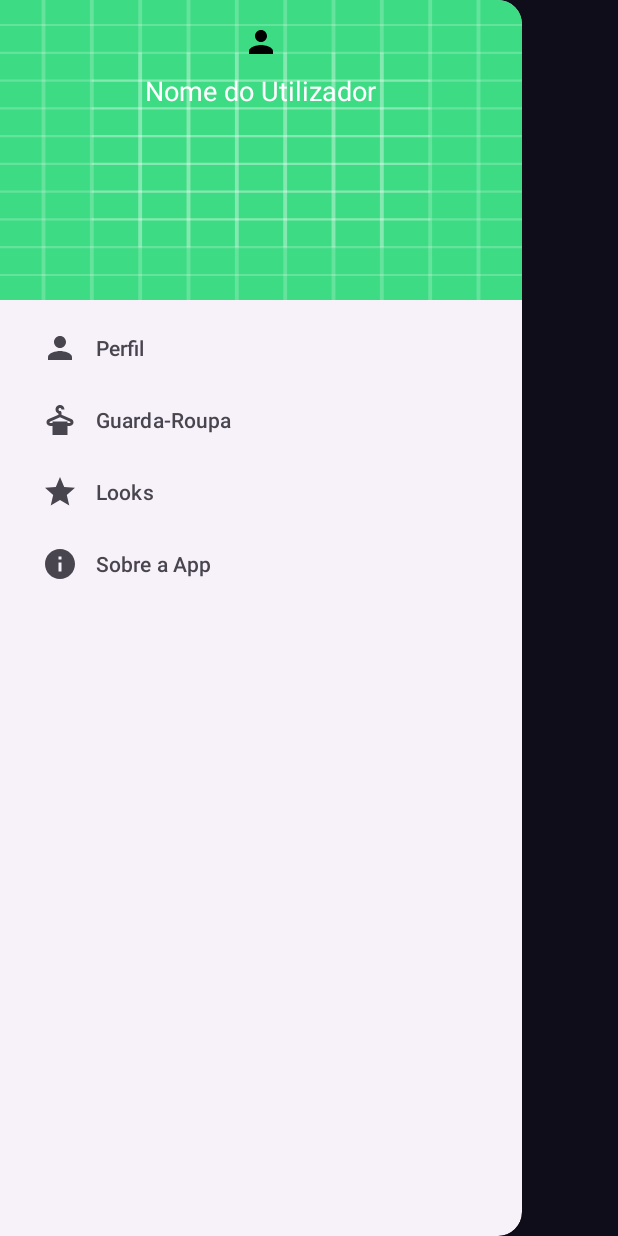
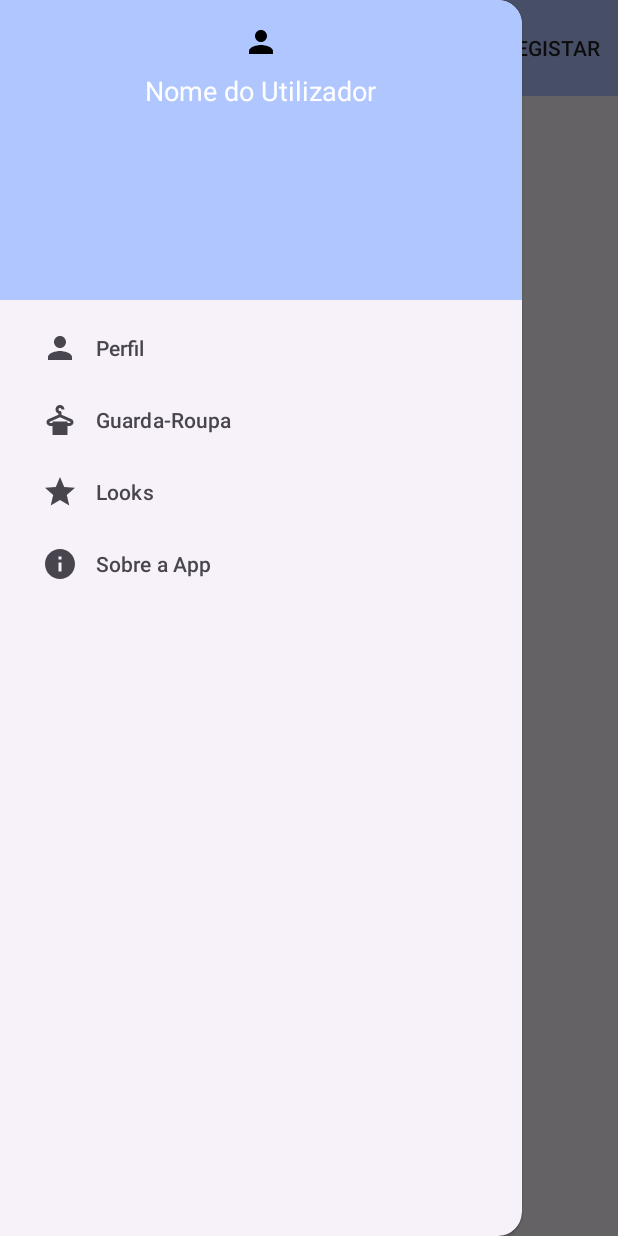
Before and after one commit to Aluno24845/Realcloset, an Android app built with Jetpack Compose: the screen it shows after launch (MainActivity), with the side drawer open, on a phone screen of 412 x 824 dp. Run offline under Robolectric (Android 15) with nearby library versions, the phone set to English and light mode, and no system bars.

Commit message:
Criação de páginas de Login e Registo

```diff
--- a/app/build.gradle.kts
+++ b/app/build.gradle.kts
@@ -33,6 +33,7 @@ android {
     kotlinOptions {
         jvmTarget = "1.8"
     }
+    buildToolsVersion = "35.0.0"
 }
 
 dependencies {
@@ -42,6 +43,7 @@ dependencies {
     implementation(libs.material)
     implementation(libs.androidx.activity)
     implementation(libs.androidx.constraintlayout)
+    implementation(libs.androidx.material3.android)
     testImplementation(libs.junit)
     androidTestImplementation(libs.androidx.junit)
     androidTestImplementation(libs.androidx.espresso.core)
--- a/app/src/main/java/pt/ipt/dam/realcloset/MainActivity.kt
+++ b/app/src/main/java/pt/ipt/dam/realcloset/MainActivity.kt
@@ -1,6 +1,9 @@
 package pt.ipt.dam.realcloset
 
+import android.content.Intent
 import android.os.Bundle
+import android.view.Menu
+import android.view.MenuItem
 import androidx.appcompat.app.ActionBarDrawerToggle
 import androidx.appcompat.app.AppCompatActivity
 import androidx.drawerlayout.widget.DrawerLayout
@@ -16,6 +19,9 @@ class MainActivity : AppCompatActivity() {
 
         // Configurar a Toolbar
         setSupportActionBar(findViewById(R.id.toolbar))
+
+        // Remover o título da aplicação na Toolbar
+        supportActionBar?.setDisplayShowTitleEnabled(false)
 
         // Inicializar o DrawerLayout e o NavigationView
         drawerLayout = findViewById(R.id.drawer_layout)
@@ -64,12 +70,36 @@ class MainActivity : AppCompatActivity() {
             true
         }
 
-        // Carregar o fragmento de guarda-roupa (ou outro por padrão) quando a app iniciar
+        // Carregar o fragmento do Sobre (ou outro por padrão) quando a app iniciar
         if (savedInstanceState == null) {
-            val fragment = ClosetFragment()
+            val fragment = AboutFragment()
             supportFragmentManager.beginTransaction()
                 .replace(R.id.fragment_container, fragment)
                 .commit()
         }
     }
+
+    override fun onCreateOptionsMenu(menu: Menu?): Boolean {
+        menuInflater.inflate(R.menu.toolbar_menu, menu) // Inflar o menu na Toolbar
+        return true
+    }
+
+    override fun onOptionsItemSelected(item: MenuItem): Boolean {
+        return when (item.itemId) {
+            R.id.action_login -> {
+                // Ação para o botão Login
+                // Por exemplo, abrir a página de Login
+                val intent = Intent(this, LoginActivity::class.java)
+                startActivity(intent)
+                true
+            }
+            R.id.action_register -> {
+                // Ação para o botão Registar
+                val intent = Intent(this, RegisterActivity::class.java)
+                startActivity(intent)
+                true
+            }
+            else -> super.onOptionsItemSelected(item)
+        }
+    }
 }
--- a/app/src/main/res/layout/activity_main.xml
+++ b/app/src/main/res/layout/activity_main.xml
@@ -7,29 +7,26 @@
     android:layout_height="match_parent"
     tools:context=".MainActivity">
 
-    <!-- Toolbar -->
-    <androidx.appcompat.widget.Toolbar
-        android:id="@+id/toolbar"
+    <!-- Conteúdo Principal -->
+    <LinearLayout
         android:layout_width="match_parent"
-        android:layout_height="wrap_content"
-        android:background="?attr/colorPrimary"
-        android:title="Real Closet"
-        android:titleTextColor="#FFFFFF" />
+        android:layout_height="match_parent"
+        android:orientation="vertical">
 
+        <!-- Toolbar -->
+        <androidx.appcompat.widget.Toolbar
+            android:id="@+id/toolbar"
+            android:layout_width="match_parent"
+            android:layout_height="?attr/actionBarSize"
+            android:background="@color/material_dynamic_primary80"
+            app:popupTheme="@style/ThemeOverlay.AppCompat.Light" />
 
-
-    <!-- Conteúdo Principal -->
-    <androidx.constraintlayout.widget.ConstraintLayout
-        android:id="@+id/main_content"
-        android:layout_width="match_parent"
-        android:layout_height="match_parent">
-
+        <!-- Container dos Fragmentos -->
         <FrameLayout
             android:id="@+id/fragment_container"
             android:layout_width="match_parent"
             android:layout_height="match_parent" />
-    </androidx.constraintlayout.widget.ConstraintLayout>
-
+    </LinearLayout>
 
     <!-- Menu de Navegação -->
     <com.google.android.material.navigation.NavigationView
--- a/app/src/main/res/layout/nav_header.xml
+++ b/app/src/main/res/layout/nav_header.xml
@@ -3,7 +3,7 @@
     android:layout_height="200dp"
     android:orientation="vertical"
     android:padding="16dp"
-    android:background="@drawable/ic_launcher_background">
+    android:background="@color/material_dynamic_primary80">
 
     <ImageView
         android:id="@+id/nav_header_image"
--- /dev/null
+++ b/app/src/main/res/menu/toolbar_menu.xml
@@ -0,0 +1,17 @@
+<?xml version="1.0" encoding="utf-8"?>
+<menu xmlns:android="http://schemas.android.com/apk/res/android"
+    xmlns:app="http://schemas.android.com/apk/res-auto">
+    <!-- Botão Login -->
+    <item
+        android:id="@+id/action_login"
+        android:title="Login"
+        app:showAsAction="always" />
+
+
+    <!-- Botão Registar -->
+    <item
+        android:id="@+id/action_register"
+        android:title="Registar"
+        app:showAsAction="always"/>
+
+</menu>
--- a/gradle/libs.versions.toml
+++ b/gradle/libs.versions.toml
@@ -9,6 +9,7 @@ appcompat = "1.7.0"
 material = "1.12.0"
 activity = "1.9.3"
 constraintlayout = "2.2.0"
+material3Android = "1.3.1"
 
 [libraries]
 androidx-core-ktx = { group = "androidx.core", name = "core-ktx", version.ref = "coreKtx" }
@@ -19,6 +20,7 @@ androidx-appcompat = { group = "androidx.appcompat", name = "appcompat", version
 material = { group = "com.google.android.material", name = "material", version.ref = "material" }
 androidx-activity = { group = "androidx.activity", name = "activity", version.ref = "activity" }
 androidx-constraintlayout = { group = "androidx.constraintlayout", name = "constraintlayout", version.ref = "constraintlayout" }
+androidx-material3-android = { group = "androidx.compose.material3", name = "material3-android", version.ref = "material3Android" }
 
 [plugins]
 android-application = { id = "com.android.application", version.ref = "agp" }
```
Also changed, not shown: app/src/main/AndroidManifest.xml (+9 -3 lines), app/src/main/java/pt/ipt/dam/realcloset/LoginActivity.kt (added, +44 -0 lines), app/src/main/java/pt/ipt/dam/realcloset/RegisterActivity.kt (added, +70 -0 lines), app/src/main/res/layout/activity_login.xml (added, +40 -0 lines), app/src/main/res/layout/activity_register.xml (added, +95 -0 lines), app/src/main/res/drawable/ic_launcher_foreground.png.
